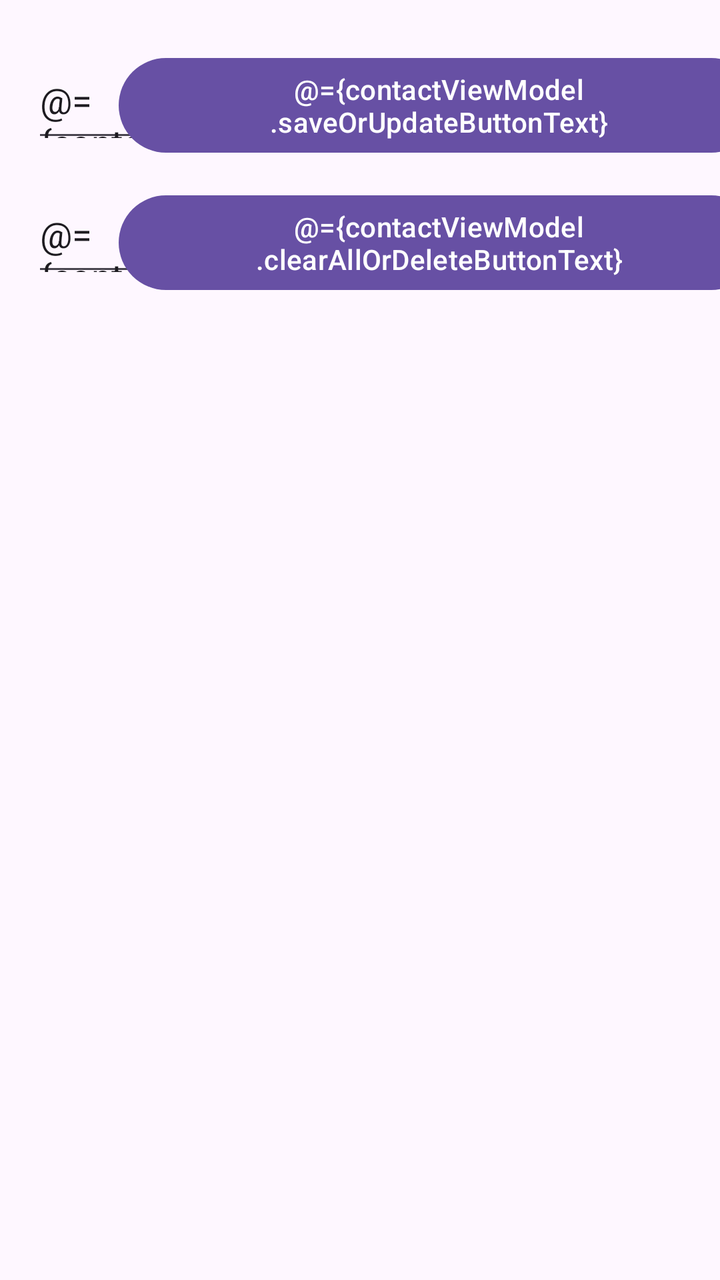
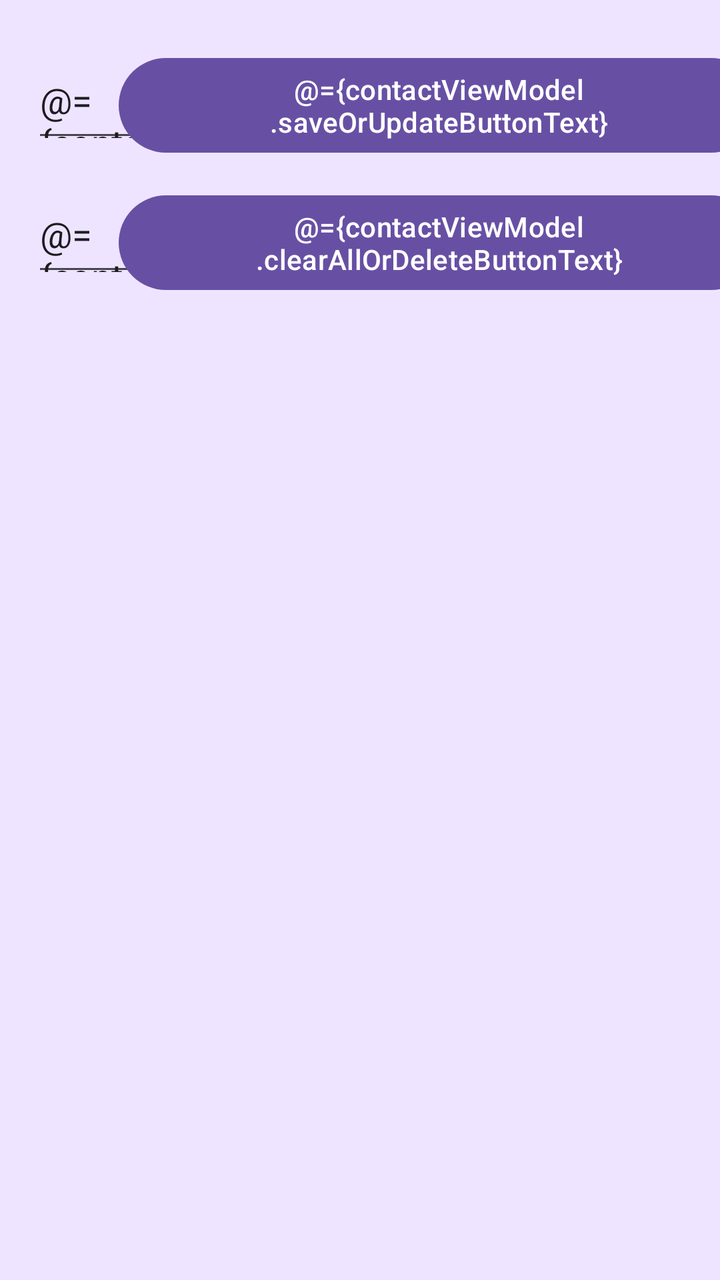

Compare the two renders of this Android layout. The source of the first and the diff that turns it into the second are given below.
<!-- AndroidManifest.xml: application theme Theme.ContactsManagerMVVMAPP -->
<!-- res/layout/activity_main.xml -->
<?xml version="1.0" encoding="utf-8"?>
<layout xmlns:android="http://schemas.android.com/apk/res/android"
    xmlns:app="http://schemas.android.com/apk/res-auto"
    xmlns:tools="http://schemas.android.com/tools">

    <data>

        <variable
            name="contactViewModel"
            type="com.training.contactsmanagermvvmapp.viewmodel.ContactViewModel" />
    </data>

    <androidx.constraintlayout.widget.ConstraintLayout
        android:id="@+id/main"
        android:layout_width="match_parent"
        android:layout_height="match_parent"
        tools:context=".MainActivity">

        <androidx.constraintlayout.widget.ConstraintLayout
            android:id="@+id/innerConstraint"
            android:layout_width="0dp"
            android:layout_height="150dp"
            android:layout_marginTop="12dp"
            app:layout_constraintEnd_toEndOf="parent"
            app:layout_constraintStart_toStartOf="parent"
            app:layout_constraintTop_toTopOf="parent"
            tools:context=".MainActivity">

            <EditText
                android:id="@+id/nameEditText"
                android:layout_width="150dp"
                android:layout_height="48dp"
                android:layout_marginStart="16dp"
                android:layout_marginTop="16dp"
                android:hint="Enter your name "
                android:text="@={contactViewModel.inputName}"
                app:layout_constraintStart_toStartOf="parent"
                app:layout_constraintTop_toTopOf="parent" />

            <EditText
                android:id="@+id/emailEditText"
                android:layout_width="150dp"
                android:layout_height="48dp"
                android:hint="Enter email "
                android:text="@={contactViewModel.inputEmail}"
                app:layout_constraintBottom_toBottomOf="parent"
                app:layout_constraintEnd_toEndOf="@+id/nameEditText"
                app:layout_constraintStart_toStartOf="@+id/nameEditText"
                app:layout_constraintTop_toBottomOf="@+id/nameEditText" />

            <Button
                android:id="@+id/btn1"
                android:layout_width="wrap_content"
                android:layout_height="wrap_content"
                android:onClick="@{()-> contactViewModel.saveOrUpdate()}"
                android:text="@={contactViewModel.saveOrUpdateButtonText}"
                android:contentDescription="Save"
                app:layout_constraintBottom_toTopOf="@+id/btn2"
                app:layout_constraintEnd_toEndOf="parent"
                app:layout_constraintHorizontal_bias="0.847"
                app:layout_constraintStart_toEndOf="@+id/nameEditText"
                app:layout_constraintTop_toTopOf="parent"
                app:layout_constraintVertical_bias="0.516" />

            <Button
                android:id="@+id/btn2"
                android:layout_width="wrap_content"
                android:layout_height="wrap_content"
                tools:ignore="SpeakableTextPresent"
                android:onClick="@{() -> contactViewModel.clearALlOrDeleted()}"
                android:text="@={contactViewModel.clearAllOrDeleteButtonText}"
                android:contentDescription="Delete"
                app:layout_constraintBottom_toBottomOf="parent"
                app:layout_constraintEnd_toEndOf="parent"
                app:layout_constraintHorizontal_bias="0.847"
                app:layout_constraintStart_toEndOf="@+id/emailEditText"
                app:layout_constraintTop_toBottomOf="@id/btn1" />


        </androidx.constraintlayout.widget.ConstraintLayout>

        <androidx.recyclerview.widget.RecyclerView
            android:id="@+id/recyclerView"
            android:layout_width="match_parent"
            android:layout_height="wrap_content"
            app:layout_constraintBottom_toBottomOf="parent"
            app:layout_constraintEnd_toEndOf="parent"
            app:layout_constraintHorizontal_bias="0.0"
            app:layout_constraintStart_toStartOf="parent"
            app:layout_constraintTop_toBottomOf="@+id/innerConstraint"
            app:layout_constraintVertical_bias="0.041" />


    </androidx.constraintlayout.widget.ConstraintLayout>
</layout>
<!-- resources referenced by this layout -->
<resources>
  <style name="Theme.ContactsManagerMVVMAPP" parent="Base.Theme.ContactsManagerMVVMAPP" />
  <style name="Base.Theme.ContactsManagerMVVMAPP" parent="Theme.Material3.DayNight.NoActionBar">
          
          
      </style>
</resources>

<!-- the commit's change to res/layout/activity_main.xml (unified diff, before → after) -->
@@ -1,7 +1,8 @@
 <?xml version="1.0" encoding="utf-8"?>
 <layout xmlns:android="http://schemas.android.com/apk/res/android"
     xmlns:app="http://schemas.android.com/apk/res-auto"
-    xmlns:tools="http://schemas.android.com/tools">
+    xmlns:tools="http://schemas.android.com/tools"
+    >
 
     <data>
 
@@ -12,6 +13,9 @@
 
     <androidx.constraintlayout.widget.ConstraintLayout
         android:id="@+id/main"
+
+        android:layout_margin="8dp"
+        android:background="@drawable/purple_bg"
         android:layout_width="match_parent"
         android:layout_height="match_parent"
         tools:context=".MainActivity">
@@ -21,6 +25,7 @@
             android:layout_width="0dp"
             android:layout_height="150dp"
             android:layout_marginTop="12dp"
+
             app:layout_constraintEnd_toEndOf="parent"
             app:layout_constraintStart_toStartOf="parent"
             app:layout_constraintTop_toTopOf="parent"
<!-- resource entries referenced after the edit -->
@@ -1,5 +1,6 @@
 <!-- resources referenced by this layout -->
 <resources>
+  <!-- drawable purple_bg: jpg bitmap (drawable, 5466 bytes) -->
   <style name="Theme.ContactsManagerMVVMAPP" parent="Base.Theme.ContactsManagerMVVMAPP" />
   <style name="Base.Theme.ContactsManagerMVVMAPP" parent="Theme.Material3.DayNight.NoActionBar">
           
